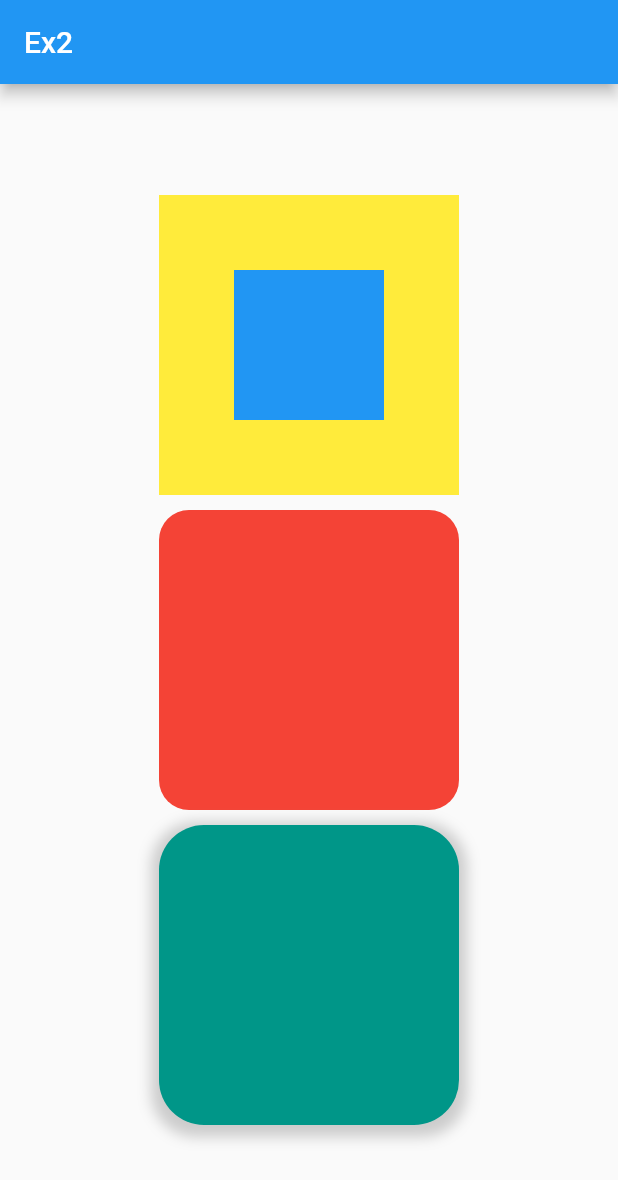
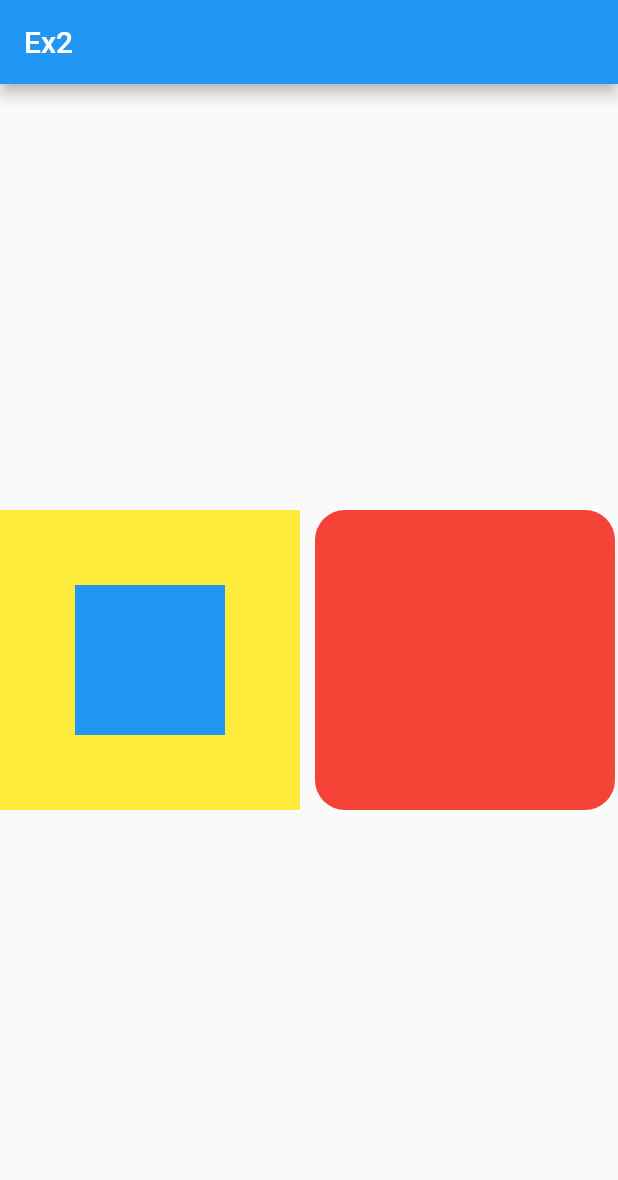
Before and after one commit to boot-coding/flutter-ex2, a Flutter app: the screen it shows after launch, on a phone screen of 412 x 824 dp. Shown: the top 1180 px of the screen. Run offline on Flutter 3.47's test engine with Material 2 defaults, Android fonts, the phone set to English and light mode, and no system bars.

Commit message:
스크롤 추가

```diff
--- a/lib/main.dart
+++ b/lib/main.dart
@@ -45,7 +45,9 @@ class _MyHomePageState extends State<MyHomePage> {
         title: Text('Ex2'),
       ),
       body: Center(
-        child: Column(
+        child: SingleChildScrollView(
+          scrollDirection: Axis.horizontal,
+          child: Row(
             mainAxisAlignment: MainAxisAlignment.center,
             children: <Widget>[
               Container(
@@ -60,7 +62,7 @@ class _MyHomePageState extends State<MyHomePage> {
                   )
                 ),
               ),
-            const SizedBox(height: 10),
+              const SizedBox(width: 10, height: 10),
               Container(
                 width: 200,
                 height: 200,
@@ -69,7 +71,7 @@ class _MyHomePageState extends State<MyHomePage> {
                   borderRadius: BorderRadius.circular(20),
                 ),
               ),
-            const SizedBox(height: 10),
+              const SizedBox(width: 10, height: 10),
               Container(
                 width: 200,
                 height: 200,
@@ -89,6 +91,7 @@ class _MyHomePageState extends State<MyHomePage> {
             ],
           ),
         ),
+      ),
     );
   }
 }
```
Lines whose indentation alone changed are shown as unchanged.
